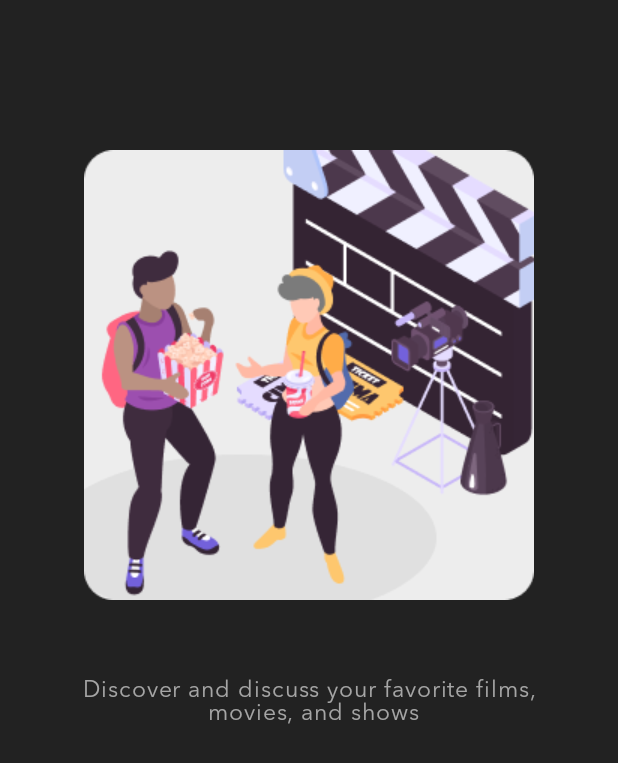
After one commit to avasiaxx/ReelTalk, an Android app: the fragment WelcomePage2Fragment shown on its own in the app's theme, on a phone screen of 412 x 824 dp. The commit adds this screen. Shown: the top 763 px of the screen. Run offline under Robolectric (Android 15) with nearby library versions, the phone set to English and light mode, and no system bars.

Commit message:
Welcome screens implemented, ViewPager & Dot Indicator now working

```diff
--- a/app/build.gradle.kts
+++ b/app/build.gradle.kts
@@ -54,6 +54,7 @@ dependencies {
     implementation(libs.navigation.fragment)
     implementation(libs.navigation.ui)
 
-    //ViewPager2
+    //ViewPager2 & Dot Indicator
     implementation(libs.viewpager2)
+    implementation(libs.dotsindicator)
 }
--- a/app/src/main/java/com/avasia/reeltalk/splashscreen/SplashFragment.kt
+++ b/app/src/main/java/com/avasia/reeltalk/splashscreen/SplashFragment.kt
@@ -2,6 +2,7 @@ package com.avasia.reeltalk.splashscreen
 
 import android.os.Bundle
 import android.os.Handler
+import android.os.Looper
 import android.view.LayoutInflater
 import android.view.View
 import android.view.ViewGroup
@@ -22,7 +23,8 @@ class SplashFragment : Fragment() {
     //Delay then navigate to next fragment
     override fun onViewCreated(view: View, savedInstanceState: Bundle?) {
         super.onViewCreated(view, savedInstanceState)
-        Handler().postDelayed({
+
+        Handler(Looper.getMainLooper()).postDelayed({
             findNavController().navigate(R.id.welcomeDetailsFragment)
         }, SPLASH_DELAY)
     }
--- a/app/src/main/java/com/avasia/reeltalk/welcomescreens/InitialWelcomeFragment.kt
+++ b/app/src/main/java/com/avasia/reeltalk/welcomescreens/InitialWelcomeFragment.kt
@@ -2,6 +2,7 @@ package com.avasia.reeltalk.welcomescreens
 
 import android.os.Bundle
 import android.os.Handler
+import android.os.Looper
 import android.view.LayoutInflater
 import android.view.View
 import android.view.ViewGroup
@@ -21,7 +22,7 @@ class InitialWelcomeFragment: Fragment() {
     //Delay then navigate to next fragment
     override fun onViewCreated(view: View, savedInstanceState: Bundle?) {
         super.onViewCreated(view, savedInstanceState)
-        Handler().postDelayed({
+        Handler(Looper.getMainLooper()).postDelayed({
             findNavController().navigate(R.id.splashFragment)
         }, SPLASH_DELAY)
     }
--- /dev/null
+++ b/app/src/main/java/com/avasia/reeltalk/welcomescreens/welcomepages/WelcomePage2Fragment.kt
@@ -0,0 +1,18 @@
+package com.avasia.reeltalk.welcomescreens.welcomepages
+
+import android.os.Bundle
+import android.view.LayoutInflater
+import android.view.View
+import android.view.ViewGroup
+import androidx.fragment.app.Fragment
+import com.avasia.reeltalk.R
+
+class WelcomePage2Fragment: Fragment() {
+    override fun onCreateView(
+        inflater: LayoutInflater,
+        container: ViewGroup?,
+        savedInstanceState: Bundle?
+    ): View? {
+        return inflater.inflate(R.layout.fragment_welcome_page_2, container, false)
+    }
+}
--- /dev/null
+++ b/app/src/main/res/layout/fragment_welcome_page_2.xml
@@ -0,0 +1,31 @@
+<?xml version="1.0" encoding="utf-8"?>
+<androidx.constraintlayout.widget.ConstraintLayout xmlns:android="http://schemas.android.com/apk/res/android"
+    xmlns:app="http://schemas.android.com/apk/res-auto"
+    android:layout_width="match_parent"
+    android:layout_height="wrap_content">
+
+    <ImageView
+        android:id="@+id/imageView"
+        android:layout_width="wrap_content"
+        android:layout_height="wrap_content"
+        app:srcCompat="@drawable/illustration1"
+        app:layout_constraintStart_toStartOf="parent"
+        app:layout_constraintEnd_toEndOf="parent"
+        app:layout_constraintTop_toTopOf="parent"
+        android:contentDescription="@string/image"
+        android:layout_marginTop="100dp"/>
+
+    <TextView
+        android:id="@+id/textView2"
+        android:layout_width="wrap_content"
+        android:layout_height="wrap_content"
+        android:text="@string/discover_and_discuss_your_favorite_films_n_movies_and_shows"
+        style="@style/Subheadline"
+        app:layout_constraintEnd_toEndOf="parent"
+        app:layout_constraintStart_toStartOf="parent"
+        app:layout_constraintTop_toBottomOf="@id/imageView"
+        app:layout_constraintBottom_toBottomOf="parent"
+        android:textAlignment="center"
+        android:layout_marginTop="50dp"
+        android:layout_marginBottom="50dp"/>
+</androidx.constraintlayout.widget.ConstraintLayout>
--- a/app/src/main/res/values/strings.xml
+++ b/app/src/main/res/values/strings.xml
@@ -5,4 +5,8 @@
     <string name="welcome">Welcome</string>
     <string name="continueText">Continue</string>
     <string name="already_have_an_account_login">Already have an account? Login</string>
+    <string name="welcome_to_reel_talk_a_community_designed_for_true_film_and_tv_show_fans">Welcome to Reel Talk, a community\n designed for true film and TV Show fans</string>
+    <string name="discover_and_discuss_your_favorite_films_n_movies_and_shows">Discover and discuss your favorite films,\n movies, and shows</string>
+    <string name="let_s_get_started">Let\'s get started!</string>
+    <string name="image">Image</string>
 </resources>
--- a/app/src/main/res/values/themes.xml
+++ b/app/src/main/res/values/themes.xml
@@ -1,4 +1,4 @@
-<resources xmlns:tools="http://schemas.android.com/tools">
+<resources>
     <!-- Base application theme. -->
     <style name="Base.Theme.ReelTalk"
         parent="Theme.Material3.DayNight.NoActionBar">
@@ -51,7 +51,7 @@
         <item name="android:fontFamily">@font/avenir_next_regular</item>
         <item name="android:textSize">15sp</item>
         <item name="android:textColor">@color/mediumEmphasis</item>
-        <item name="android:letterSpacing">0.002</item>
+        <item name="android:letterSpacing">0.04</item>
     </style>
 
     <style name="SmallText">
--- a/gradle/libs.versions.toml
+++ b/gradle/libs.versions.toml
@@ -10,6 +10,7 @@ material = "1.10.0"
 constraintlayout = "2.1.4"
 nav_version = "2.7.4"
 viewpager = "1.0.0"
+dotsindicator = "5.0"
 
 [libraries]
 core-ktx = { group = "androidx.core", name = "core-ktx", version.ref = "core-ktx" }
@@ -22,6 +23,7 @@ constraintlayout = { group = "androidx.constraintlayout", name = "constraintlayo
 navigation-fragment = { group = "androidx.navigation", name = "navigation-fragment-ktx", version.ref = "nav_version" }
 navigation-ui = { group = "androidx.navigation", name = "navigation-ui-ktx", version.ref = "nav_version" }
 viewpager2 = { group = "androidx.viewpager2", name = "viewpager2", version.ref = "viewpager"}
+dotsindicator = {group = "com.tbuonomo", name = "dotsindicator", version.ref = "dotsindicator"}
 
 [plugins]
 androidApplication = { id = "com.android.application", version.ref = "agp" }
```
Also changed, not shown: app/src/main/java/com/avasia/reeltalk/welcomescreens/WelcomeDetailsAdapter.kt (added, +23 -0 lines), app/src/main/java/com/avasia/reeltalk/welcomescreens/WelcomeDetailsFragment.kt (+29 -9 lines), app/src/main/java/com/avasia/reeltalk/welcomescreens/welcomepages/WelcomePage1Fragment.kt (added, +18 -0 lines), app/src/main/java/com/avasia/reeltalk/welcomescreens/welcomepages/WelcomePage3Fragment.kt (added, +18 -0 lines), app/src/main/res/layout/fragment_welcome_details.xml (+22 -6 lines), app/src/main/res/layout/fragment_welcome_page_1.xml (added, +31 -0 lines), app/src/main/res/layout/fragment_welcome_page_3.xml (added, +31 -0 lines), app/src/main/res/navigation/nav_graph.xml (+6 -2 lines), app/src/main/res/drawable/illustration1.png (added), app/src/main/res/drawable/illustration2.png (added), app/src/main/res/drawable/illustration3.png (added).
